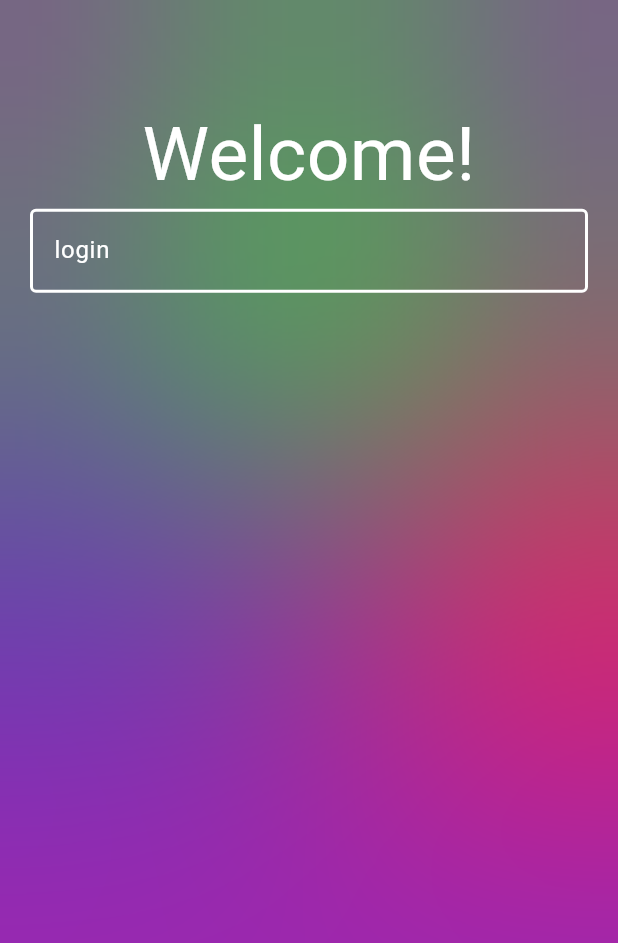
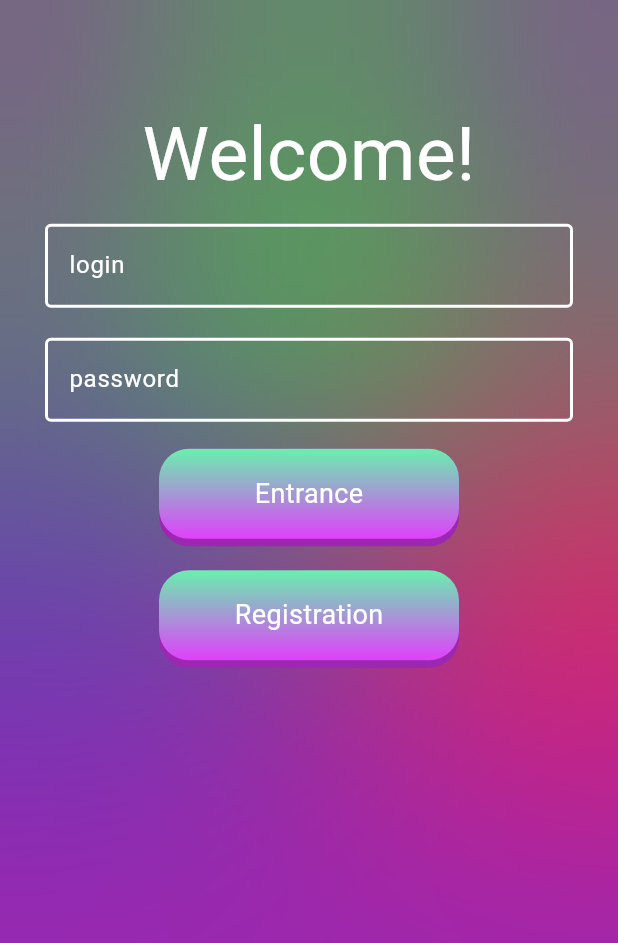
Before and after one commit to Artur1im/online_shop, a Flutter app: the screen it shows after launch, on a phone screen of 412 x 824 dp. Shown: the top 943 px of the screen. Run offline on Flutter 3.47's test engine with Material 3 defaults, Android fonts, the phone set to English and light mode, and no system bars; drawn by our look-alikes of nice_buttons; Roboto replaces fonts that are missing (Big).

Commit message:
добавил кнопки

```diff
--- a/lib/auth/authorization.dart
+++ b/lib/auth/authorization.dart
@@ -2,6 +2,7 @@ import 'dart:ui';
 
 import 'package:flutter/material.dart';
 import 'package:flutter/services.dart';
+import 'package:online_shop/widget/button.dart';
 import 'package:online_shop/widget/text.dart';
 import 'package:online_shop/widget/text_input.dart';
 
@@ -62,13 +63,20 @@ class _AuthorizationState extends State<Authorization> {
                       decoration:
                           const BoxDecoration(color: Colors.transparent)),
                 ),
-                const Align(
+                Align(
                   alignment: Alignment.topCenter,
                   child: Column(children: [
                     BigText(
                       title: 'Welcome!',
                     ),
-                    InputText(title: "login")
+                    InputText(title: "login"),
+                    InputText(title: "password"),
+                    NButton(
+                      title: 'Entrance',
+                    ),
+                    NButton(
+                      title: 'Registration',
+                    )
                   ]),
                 )
               ])),
--- a/lib/widget/button.dart
+++ b/lib/widget/button.dart
@@ -0,0 +1,29 @@
+import 'package:flutter/material.dart';
+import 'package:nice_buttons/nice_buttons.dart';
+
+class NButton extends StatelessWidget {
+  final title;
+  final press;
+  NButton({super.key, this.title, this.press});
+
+  @override
+  Widget build(BuildContext context) {
+    return Padding(
+      padding: const EdgeInsets.all(8.0),
+      child: NiceButtons(
+        startColor: Colors.greenAccent,
+        endColor: Colors.purpleAccent,
+        borderColor: Colors.purple.shade500,
+        stretch: false,
+        gradientOrientation: GradientOrientation.Vertical,
+        onTap: (finish) {
+          press;
+        },
+        child: Text(
+          title,
+          style: TextStyle(color: Colors.white, fontSize: 18),
+        ),
+      ),
+    );
+  }
+}
--- a/lib/widget/text_input.dart
+++ b/lib/widget/text_input.dart
@@ -7,7 +7,9 @@ class InputText extends StatelessWidget {
 
   @override
   Widget build(BuildContext context) {
-    return TextField(
+    return Padding(
+      padding: const EdgeInsets.all(10.0),
+      child: TextField(
         style: const TextStyle(color: Colors.white),
         decoration: InputDecoration(
             focusedBorder: const OutlineInputBorder(
@@ -19,6 +21,7 @@ class InputText extends StatelessWidget {
             ),
             hintStyle: TextStyle(color: Colors.white),
             hintText: title),
+      ),
     );
   }
 }
--- a/pubspec.yaml
+++ b/pubspec.yaml
@@ -13,6 +13,7 @@ dependencies:
   flutter_bloc: ^8.1.3
   bloc: ^8.1.2
   http: ^1.2.0
+  nice_buttons: ^0.0.3
 
   cupertino_icons: ^1.0.2
 
```
Also changed, not shown: pubspec.lock. Lines whose indentation alone changed are shown as unchanged.
